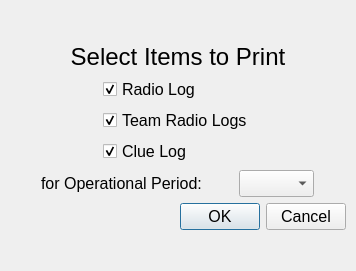
Qt form printDialog.ui (ncssar/radiolog) before a commit.
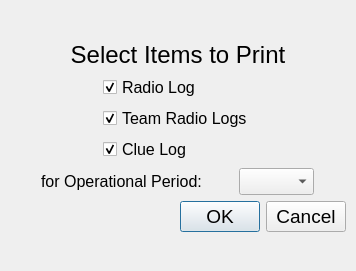
The same form after that commit.

Commit message:
css / font size rework - not tested on dispatch computer
#   11-23-17   TMG       address #31 (css / font size issues) - not yet
checked against
#                         dispatch computer - only tested on home
computer

```diff
--- a/printDialog.ui
+++ b/printDialog.ui
@@ -39,28 +39,15 @@
        </spacer>
       </item>
       <item>
-       <widget class="QPushButton" name="OKButton">
+       <widget class="QDialogButtonBox" name="buttonBox">
         <property name="font">
          <font>
           <family>Segoe UI</family>
-          <pointsize>12</pointsize>
+          <pointsize>14</pointsize>
          </font>
         </property>
-        <property name="text">
-         <string>OK</string>
-        </property>
-       </widget>
-      </item>
-      <item>
-       <widget class="QPushButton" name="CancelButton">
-        <property name="font">
-         <font>
-          <family>Segoe UI</family>
-          <pointsize>12</pointsize>
-         </font>
-        </property>
-        <property name="text">
-         <string>Cancel</string>
+        <property name="standardButtons">
+         <set>QDialogButtonBox::Cancel|QDialogButtonBox::Ok</set>
         </property>
        </widget>
       </item>
```
Left out of the diff: 24 changed lines with no effect on the pictures. The commit also changes 8 other files.
